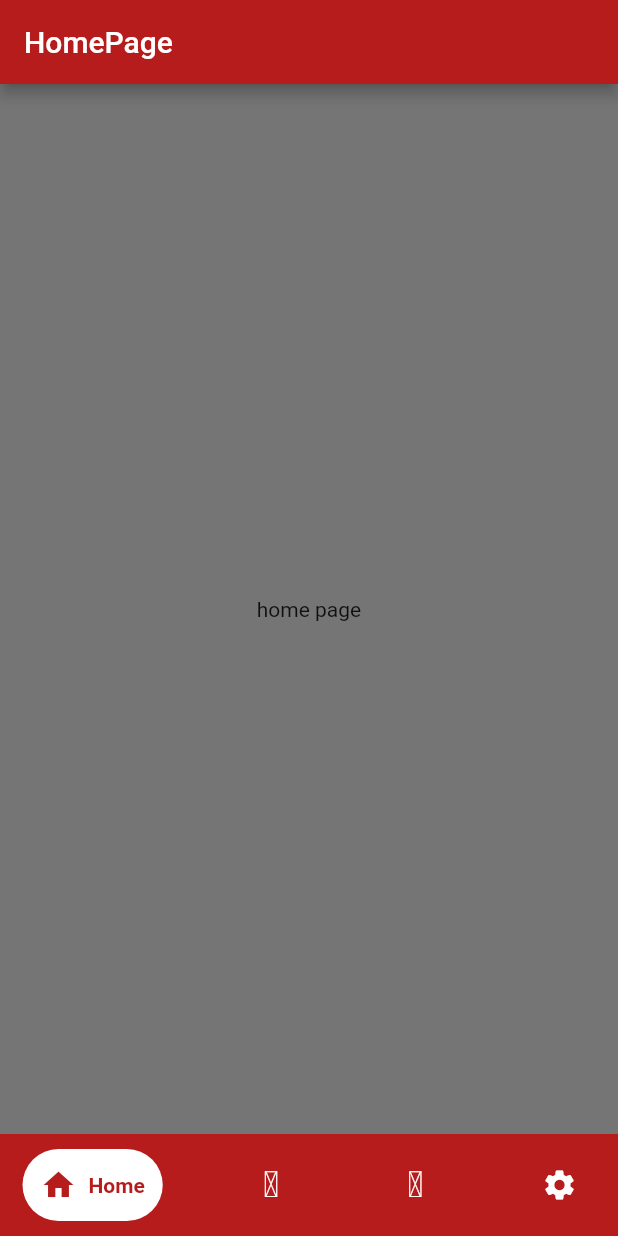
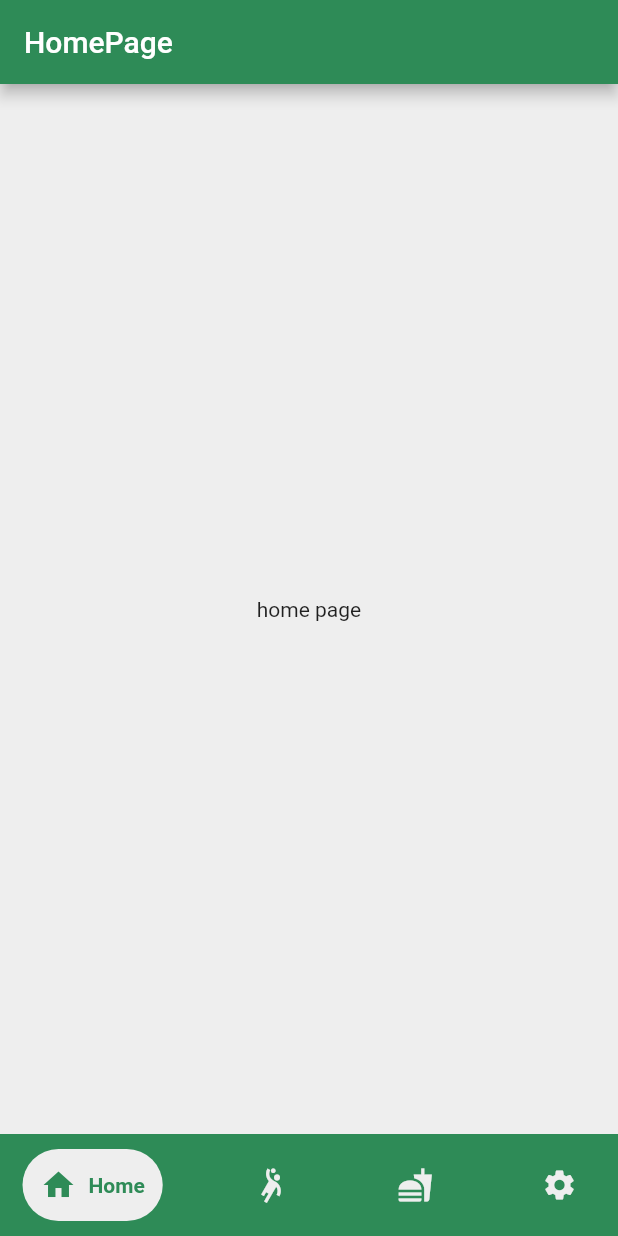
Before and after one commit to zysek11/LifestyleApplication, a Flutter app: the screen it shows after launch, on a phone screen of 412 x 824 dp. Run offline on Flutter 3.47's test engine with Material 2 defaults, Android fonts, the phone set to English and light mode, and no system bars; drawn by our look-alikes of google_nav_bar.

Commit message:
final bottom nav look

```diff
--- /dev/null
+++ b/lib/Pages/HomeScreen.dart
@@ -0,0 +1,20 @@
+import 'package:flutter/material.dart';
+
+class HomeScreen extends StatelessWidget {
+  const HomeScreen({super.key});
+
+  @override
+  Widget build(BuildContext context) {
+    return Container(
+      color: Colors.grey.shade200,
+      child: Center(
+        child: Column(
+          mainAxisAlignment: MainAxisAlignment.center,
+          children: [
+            Text('home page'),
+          ],
+        ),
+      ),
+    );
+  }
+}
--- a/lib/main.dart
+++ b/lib/main.dart
@@ -1,6 +1,11 @@
 import 'package:flutter/material.dart';
 import 'package:google_nav_bar/google_nav_bar.dart';
-import 'my_flutter_app_icons.dart';
+
+import 'Pages/DietScreen.dart';
+import 'Pages/ExerciseScreen.dart';
+import 'Pages/HomeScreen.dart';
+import 'Pages/SettingsScreen.dart';
+
 
 void main() {
   runApp(MyApp());
@@ -16,8 +21,8 @@ class _MyAppState extends State<MyApp> {
 
   final List<Widget> _screens = [
     HomeScreen(),
-    AcScreen(),
-    HeadScreen(),
+    ExerciseScreen(),
+    DietScreen(),
     SettingsScreen(),
     // tu można dodać więcej ekranów
   ];
@@ -27,13 +32,13 @@ class _MyAppState extends State<MyApp> {
     return MaterialApp(
       home: Scaffold(
         appBar: AppBar(
-          backgroundColor: Colors.red.shade900,
+          backgroundColor: const Color(0xFF2E8B57),
           title: _currentIndex == 0
               ? Text("HomePage")
               : _currentIndex == 1
-                  ? Text("AcPage")
+                  ? Text("ExercisePage")
                   : _currentIndex == 2
-                      ? Text("HeadPage")
+                      ? Text("DietPage")
                       : _currentIndex == 3
                           ? Text("SettingsPage")
                           : Text("HomePage"),
@@ -43,14 +48,14 @@ class _MyAppState extends State<MyApp> {
           children: _screens,
         ),
         bottomNavigationBar: Container(
-          color: Colors.red.shade900,
+          color: const Color(0xFF2E8B57),
           child: Padding(
             padding: const EdgeInsets.symmetric(horizontal: 15, vertical: 10),
             child: GNav(
-              backgroundColor: Colors.red.shade900,
-              color: Colors.white,
-              activeColor: Colors.red.shade900,
-              tabBackgroundColor: Colors.white,
+              backgroundColor: const Color(0xFF2E8B57),
+              color: Colors.grey.shade200,
+              activeColor: const Color(0xFF2E8B57),
+              tabBackgroundColor: Colors.grey.shade200,
               gap: 8,
               padding: EdgeInsets.all(12),
               onTabChange: (index){
@@ -64,12 +69,12 @@ class _MyAppState extends State<MyApp> {
                   text: 'Home',
                 ),
                 GButton(
-                  icon: MyFlutterApp.hand_rock,
-                  text: 'Snow',
+                  icon: Icons.sports_handball,
+                  text: 'Exercise',
                 ),
                 GButton(
-                  icon: MyFlutterApp.fast_food,
-                  text: 'Head',
+                  icon: Icons.fastfood,
+                  text: 'Diet',
                 ),
                 GButton(
                   icon: Icons.settings,
@@ -83,71 +88,3 @@ class _MyAppState extends State<MyApp> {
     );
   }
 }
-
-class HomeScreen extends StatelessWidget {
-  @override
-  Widget build(BuildContext context) {
-    return Container(
-      color: Colors.grey.shade600,
-      child: Center(
-        child: Column(
-          mainAxisAlignment: MainAxisAlignment.center,
-          children: [
-            Text('home page'),
-          ],
-        ),
-      ),
-    );
-  }
-}
-
-class AcScreen extends StatelessWidget {
-  @override
-  Widget build(BuildContext context) {
-    return Container(
-      color: Colors.grey.shade600,
-      child: Center(
-        child: Column(
-          mainAxisAlignment: MainAxisAlignment.center,
-          children: [
-            Text('ac page'),
-          ],
-        ),
-      ),
-    );
-  }
-}
-
-class HeadScreen extends StatelessWidget {
-  @override
-  Widget build(BuildContext context) {
-    return Container(
-      color:Colors.grey.shade600,
-      child: Center(
-        child: Column(
-          mainAxisAlignment: MainAxisAlignment.center,
-          children: [
-            Text('head page'),
-          ],
-        ),
-      ),
-    );
-  }
-}
-
-class SettingsScreen extends StatelessWidget {
-  @override
-  Widget build(BuildContext context) {
-    return Container(
-      color:Colors.grey.shade600,
-      child: Center(
-        child: Column(
-          mainAxisAlignment: MainAxisAlignment.center,
-          children: [
-            Text('settings page'),
-          ],
-        ),
-      ),
-    );
-  }
-}
--- a/lib/my_flutter_app_icons.dart
+++ /dev/null
@@ -1,34 +0,0 @@
-/// Flutter icons MyFlutterApp
-/// Copyright (C) 2023 by original authors @ fluttericon.com, fontello.com
-/// This font was generated by FlutterIcon.com, which is derived from Fontello.
-///
-/// To use this font, place it in your fonts/ directory and include the
-/// following in your pubspec.yaml
-///
-/// flutter:
-///   fonts:
-///    - family:  MyFlutterApp
-///      fonts:
-///       - asset: fonts/MyFlutterApp.ttf
-///
-///
-/// * Maki, Copyright (C) Mapbox, LCC
-///         Author:    Mapbox
-///         License:   BSD (https://github.com/mapbox/maki/blob/gh-pages/LICENSE.txt)
-///         Homepage:  http://mapbox.com/maki/
-/// * Font Awesome 5, Copyright (C) 2016 by Dave Gandy
-///         Author:    Dave Gandy
-///         License:   SIL (https://github.com/FortAwesome/Font-Awesome/blob/master/LICENSE.txt)
-///         Homepage:  http://fortawesome.github.com/Font-Awesome/
-///
-import 'package:flutter/widgets.dart';
-
-class MyFlutterApp {
-  MyFlutterApp._();
-
-  static const _kFontFam = 'MyFlutterApp';
-  static const String? _kFontPkg = null;
-
-  static const IconData fast_food = IconData(0xe815, fontFamily: _kFontFam, fontPackage: _kFontPkg);
-  static const IconData hand_rock = IconData(0xf255, fontFamily: _kFontFam, fontPackage: _kFontPkg);
-}
--- a/pubspec.yaml
+++ b/pubspec.yaml
@@ -90,7 +90,3 @@ flutter:
   #
   # For details regarding fonts from package dependencies,
   # see https://flutter.dev/custom-fonts/#from-packages
-fonts:
-  - family: MyFlutterApp
-    fonts:
-      - asset: fonts/MyFlutterApp.ttf
```
Also changed, not shown: lib/Pages/DietScreen.dart (added, +20 -0 lines), lib/Pages/ExerciseScreen.dart (added, +20 -0 lines), lib/Pages/SettingsScreen.dart (added, +20 -0 lines), fonts/MyFlutterApp.ttf (deleted).
